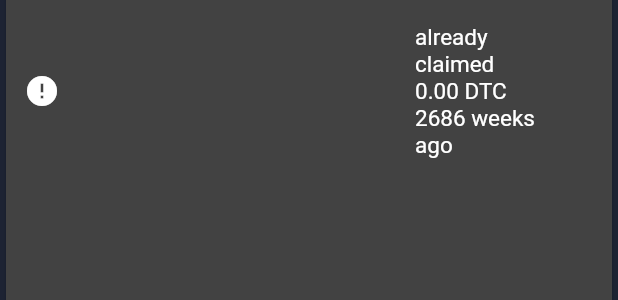
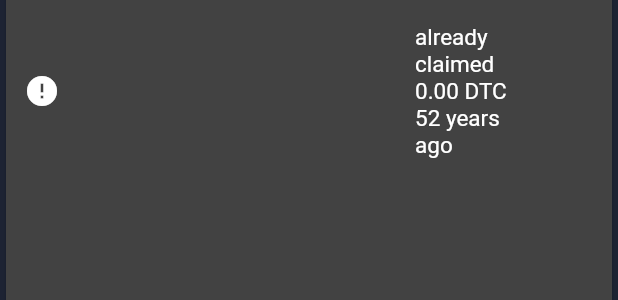
Before and after one commit to dtube/DTubeGo, a Flutter app: the RewardsCard widget shown alone on an empty page, opened directly with empty values, on a phone screen of 412 x 824 dp. Shown: the part 527-827 px from the top of the screen. Run offline on Flutter 3.47's test engine with Material 2 defaults, Android fonts, the phone set to English and light mode, and no system bars; our stand-ins replace another_flushbar, better_player, bloc, cached_network_image, dio, equatable and 12 more; missing offline and left inert: bs58, bs58check, ecdsa, elliptic, video_compress, youtube_explode_dart; accounts and stored records are empty; network calls fail.

Commit message:
added universal time ago / time in functionality

```diff
--- a/lib/ui/pages/feeds/FeedList.dart
+++ b/lib/ui/pages/feeds/FeedList.dart
@@ -16,6 +16,7 @@ import 'package:dtube_togo/ui/pages/user/User.dart';
 import 'package:dtube_togo/ui/widgets/AccountAvatar.dart';
 import 'package:dtube_togo/utils/SecureStorage.dart' as sec;
 import 'package:dtube_togo/bloc/feed/feed_bloc_full.dart';
+import 'package:dtube_togo/utils/friendlyTimestamp.dart';
 
 import 'package:intl/intl.dart';
 
@@ -185,7 +186,8 @@ class _FeedListState extends State<FeedList> {
                   child: PostListCard(
                       bigThumbnail: bigThumbnail,
                       showAuthor: showAuthor,
-                      blur: (nsfwMode == 'blur' && feed[pos].json_string?.nsfw == 1) ||
+                      blur: (nsfwMode == 'blur' &&
+                                  feed[pos].json_string?.nsfw == 1) ||
                               (hiddenMode == 'blur' &&
                                   feed[pos].json_string?.hide == 1)
                           ? true
@@ -195,16 +197,19 @@ class _FeedListState extends State<FeedList> {
                       author: feed[pos].author,
                       link: feed[pos].link,
                       // publishDate: .toString(),
-                      publishDate: DateFormat('yyyy-MM-dd kk:mm').format(
-                          DateTime.fromMicrosecondsSinceEpoch(feed[pos].ts * 1000)
-                              .toLocal()),
+                      // publishDate: DateFormat('yyyy-MM-dd kk:mm').format(
+                      //     DateTime.fromMicrosecondsSinceEpoch(feed[pos].ts * 1000)
+                      //         .toLocal()),
+                      publishDate: TimeAgo.timeInAgoTS(feed[pos].ts),
                       dtcValue:
                           (feed[pos].dist / 100).round().toString() + " DTC",
                       duration: new Duration(
-                          seconds: int.tryParse(feed[pos].json_string!.dur) != null
-                              ? int.parse(feed[pos].json_string!.dur)
-                              : 0),
-                      thumbnailUrl: feed[pos].json_string!.files!.youtube != null
+                          seconds:
+                              int.tryParse(feed[pos].json_string!.dur) != null
+                                  ? int.parse(feed[pos].json_string!.dur)
+                                  : 0),
+                      thumbnailUrl: feed[pos].json_string!.files!.youtube !=
+                              null
                           ? "https://img.youtube.com/vi/" +
                               feed[pos].json_string!.files!.youtube! +
                               "/mqdefault.jpg"
--- a/lib/ui/pages/wallet/RewardsPage.dart
+++ b/lib/ui/pages/wallet/RewardsPage.dart
@@ -252,7 +252,7 @@ class _RewardsCardState extends State<RewardsCard> {
                       "already claimed " +
                           (widget.reward.claimable / 100).toStringAsFixed(2) +
                           ' DTC ' +
-                          friendlyTimestamp(widget.reward.claimed!),
+                          TimeAgo.timeInAgoTS(widget.reward.claimed!),
                       style: Theme.of(context).textTheme.headline5,
                     )
                   : timestampGreater7Days(widget.reward.ts)
@@ -271,7 +271,7 @@ class _RewardsCardState extends State<RewardsCard> {
                               (widget.reward.claimable / 100)
                                       .toStringAsFixed(2) +
                                   ' DTC claimable ' +
-                                  timestamp7Days(widget.reward.ts),
+                                  TimeAgo.timeAgoClaimIn(widget.reward.ts),
                               style: Theme.of(context).textTheme.headline5,
                             ),
                           ],
--- a/lib/utils/friendlyTimestamp.dart
+++ b/lib/utils/friendlyTimestamp.dart
@@ -1,51 +1,6 @@
+import 'package:jiffy/jiffy.dart';
+
 import 'package:intl/intl.dart';
-
-String friendlyTimestamp(int timestamp) {
-  var now = DateTime.now();
-  var format = DateFormat('HH:mm a');
-  var date = DateTime.fromMillisecondsSinceEpoch(timestamp);
-  var diff = now.difference(date);
-  var time = '';
-  if (diff.inSeconds > 0) {
-    if (diff.inDays > 0 && diff.inDays < 7) {
-      if (diff.inDays == 1) {
-        time = diff.inDays.toString() + ' day ago';
-      } else {
-        time = diff.inDays.toString() + ' days ago';
-      }
-    } else {
-      if (diff.inDays == 7) {
-        time = (diff.inDays / 7).floor().toString() + ' week ago';
-      } else {
-        time = (diff.inDays / 7).floor().toString() + ' weeks ago';
-      }
-    }
-  } else {
-    if (diff.inDays > -1) {
-      if (diff.inHours == -1) {
-        time = 'in ' + (diff.inHours * -1).toString() + ' hour';
-      } else {
-        time = 'in ' + (diff.inHours * -1).toString() + ' hours';
-      }
-    } else {
-      if (diff.inDays > -7 && diff.inDays < 0) {
-        if (diff.inDays == -1) {
-          time = 'in ' + (diff.inDays * -1).toString() + ' day';
-        } else {
-          time = 'in ' + (diff.inDays * -1).toString() + ' days';
-        }
-      } else {
-        if (diff.inDays == -7) {
-          time = 'in ' + ((diff.inDays / 7).floor() * -1).toString() + ' week';
-        } else {
-          time = 'v ' + ((diff.inDays / 7).floor() * -1).toString() + ' weeks';
-        }
-      }
-    }
-  }
-
-  return time;
-}
 
 bool timestampGreater7Days(int timestamp) {
   var now = DateTime.now();
@@ -54,8 +9,17 @@ bool timestampGreater7Days(int timestamp) {
   return diff.inDays >= 7;
 }
 
-String timestamp7Days(int timestamp) {
-  var date = DateTime.fromMillisecondsSinceEpoch(timestamp);
-  var dateAfter7Days = date.add(new Duration(days: 7));
-  return friendlyTimestamp(dateAfter7Days.millisecondsSinceEpoch);
+class TimeAgo {
+  static String timeAgoClaimIn(int ts) {
+    return timeInAgoDate(
+        DateTime.fromMillisecondsSinceEpoch(ts).add(new Duration(days: 7)));
+  }
+
+  static String timeInAgoTS(int ts) {
+    return Jiffy(DateTime.fromMillisecondsSinceEpoch(ts)).fromNow();
+  }
+
+  static String timeInAgoDate(DateTime date) {
+    return Jiffy(date).fromNow();
+  }
 }
--- a/pubspec.yaml
+++ b/pubspec.yaml
@@ -57,6 +57,7 @@ dependencies:
   persistent_bottom_nav_bar: ^4.0.2
   another_flushbar: ^1.10.23
   loadmore: ^2.0.1
+  jiffy: ^4.1.0
 
   # network related
   cached_network_image: ^3.0.0
```
Also changed, not shown: pubspec.lock.
